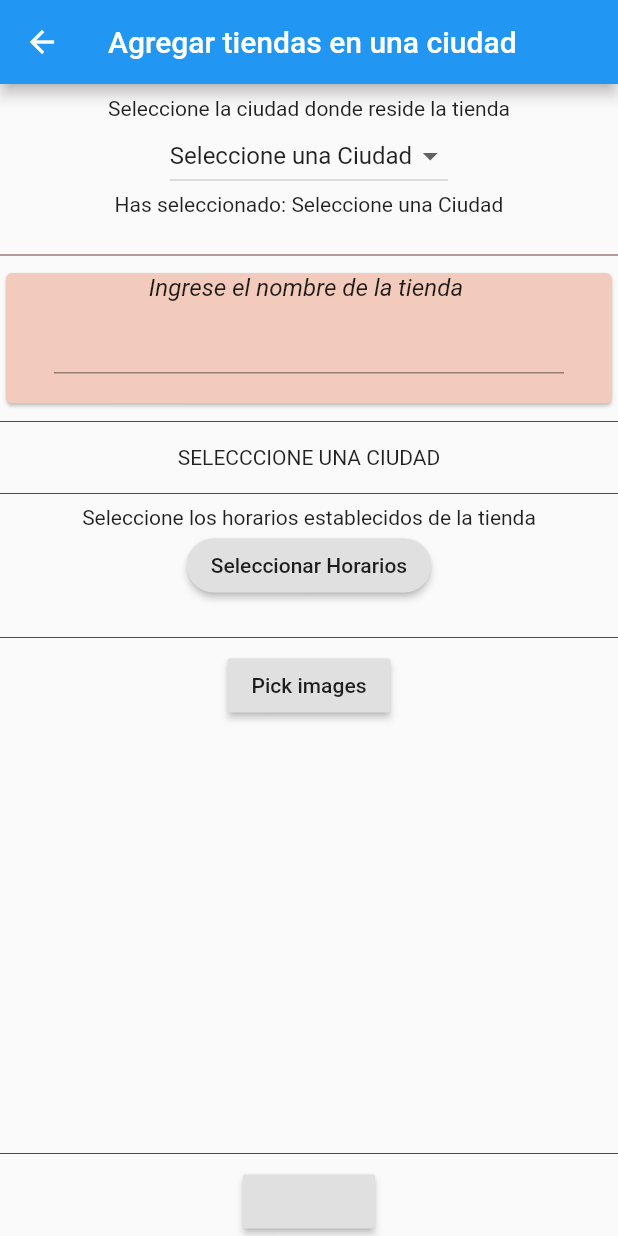
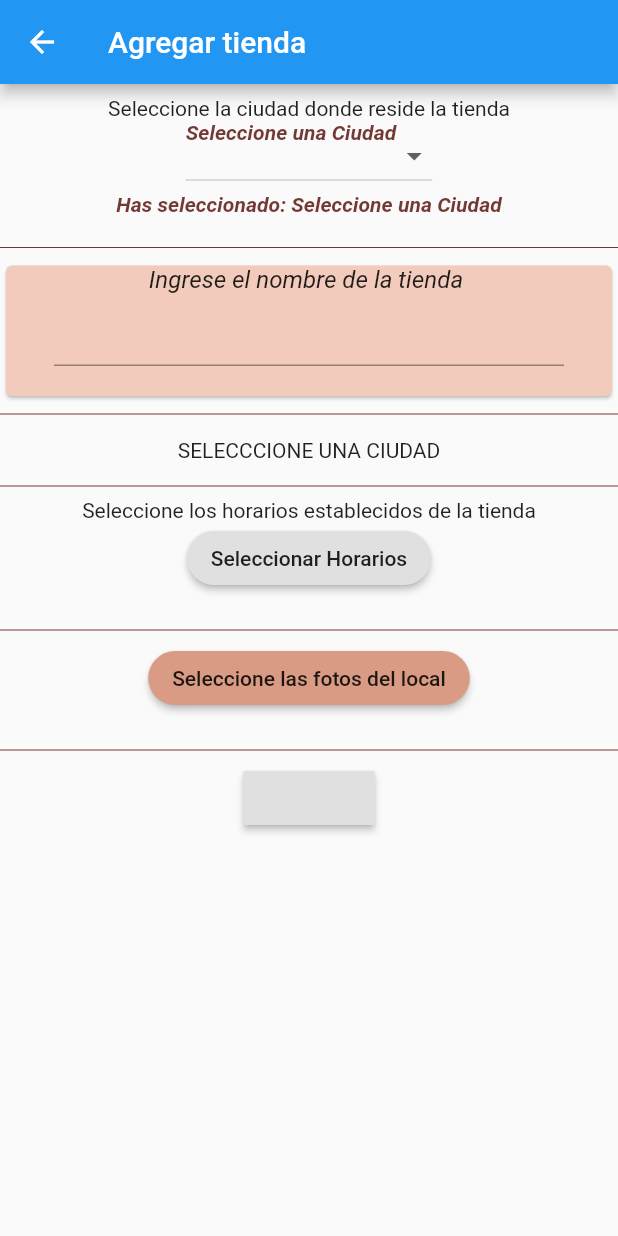
Before and after one commit to eldobal/nogluttenapp, a Flutter app: the addShops screen opened by its route, on a phone screen of 412 x 824 dp. Run offline on Flutter 3.47's test engine with Material 2 defaults, Android fonts, the phone set to English and light mode, and no system bars; drawn by our look-alikes of carousel_slider; our stand-ins replace cloud_firestore, firebase_core, firebase_storage, geolocator, google_maps_flutter, lottie; missing offline and left inert: address_search_field, multi_image_picker, simple_time_range_picker; accounts and stored records are empty.

Commit message:
widget Fix 01
modularizacion de widgets de la UI addshops y correccion de errores

```diff
--- a/lib/src/addShops.dart
+++ b/lib/src/UI/addShops.dart
@@ -2,14 +2,14 @@ import 'dart:core';
 import 'package:carousel_slider/carousel_slider.dart';
 import 'package:firebase_core/firebase_core.dart';
 import 'package:flutter/material.dart';
-import 'package:flutter/services.dart';
-import 'package:flutter_swiper/flutter_swiper.dart';
 import 'package:multi_image_picker/multi_image_picker.dart';
 import 'package:nogluttenapp/src/constantes/ColorPalete.dart';
 import 'package:nogluttenapp/src/provider/shopsProvider.dart';
-import 'package:nogluttenapp/src/widgets/dropdawnField.dart';
+import 'package:nogluttenapp/src/widgets/addShopsWidgets/buttomSelectImages.dart';
+import 'package:nogluttenapp/src/widgets/addShopsWidgets/carrouselImagesShop.dart';
+import 'package:nogluttenapp/src/widgets/addShopsWidgets/dropdawnField.dart';
 import 'package:provider/provider.dart';
-import 'constantes/constantes.dart';
+import '../constantes/constantes.dart';
 
 class addShops extends StatefulWidget {
   @override
@@ -30,7 +30,7 @@ class _addShopsState extends State<addShops> {
     return AppBar(
         title: Consumer<ShopsProvider>(
             builder: (context, provider, child) =>
-                Text('Agregar tiendas en una ciudad')));
+                Text('Agregar tienda')));
   }
 
   Widget _addShopData() {
@@ -83,7 +83,8 @@ class _addShopsState extends State<addShops> {
   }
 
   Widget _agregarNombreTienda() {
-    return Card(
+    return Consumer<ShopsProvider>(
+      builder: (context, provider, child) => Card(
         color: ColorPalete.color4,
         child: Column(
           children: <Widget>[
@@ -91,22 +92,21 @@ class _addShopsState extends State<addShops> {
                 style: TextStyle(fontSize: 16.0, fontStyle: FontStyle.italic)),
             Padding(
               padding: const EdgeInsets.only(left: 32, right: 32),
-            child: Consumer<ShopsProvider>(
-              builder: (context, provider, child) => TextField(
+              child: TextField(
                 //se necesita un controller para poder setear los datos en la variable de datoprueba
                 controller: provider.nombreTienda,
               ),
             ),
-          ),
             SizedBox(
               height: 20,
-          )
+            ),
+
+
           ],
+        ),
       ),
     );
   }
-
-  final shop = ShopsProvider();
 
   //metodo para ir a seleccionar la ubicacion de la tienda
   Widget _agregarUbicacion() {
@@ -124,6 +124,9 @@ class _addShopsState extends State<addShops> {
                     Text(
                         'Agregar ubicacion de la tienda ${provider.ciudadSelecionada}'),
                     RaisedButton(
+                        shape: RoundedRectangleBorder(
+                          borderRadius: BorderRadius.circular(18.0),
+                        ),
                         child: Text('Agregar Ubicacion'),
                         onPressed: () {
                           Provider.of<ShopsProvider>(context, listen: false)
@@ -134,13 +137,8 @@ class _addShopsState extends State<addShops> {
                     provider.longitud == 0 && provider.latitud == 0
                         ? Text('')
                         : Center(
-                            child: Text(
-                            ' Ha selecionado la ubicacion',
-                            style: TextStyle(
-                                fontSize: 16,
-                                fontWeight: FontWeight.bold,
-                                color: ColorPalete.color5),
-                          ))
+                            child:
+                                textCustomStyle('Ha seleccionado la ubicacion'))
                   ],
                 ),
     );
@@ -167,62 +165,33 @@ class _addShopsState extends State<addShops> {
           child: Consumer<ShopsProvider>(
               builder: (context, provider, child) =>
                   provider.horarioDesdeM.hour != 0 &&
-                          provider.horarioDesdeM.minute != 0 &&
                           provider.horarioHastaM.hour != 0 &&
-                          provider.horarioHastaM.minute != 0 &&
                           provider.horarioDesdeT.hour != 0 &&
-                          provider.horarioDesdeT.minute != 0 &&
-                          provider.horarioHastaT.hour != 0 &&
-                          provider.horarioHastaT.minute != 0
-                      ? textCustomStyle(
-                          'Se han seleccionado los horarios correctamente')
+                          provider.horarioHastaT.hour != 0
+                      ? Center(
+                          child: textCustomStyle(
+                              'Se han seleccionado los horarios correctamente'),
+                        )
                       : Text('')),
         ),
       ],
     );
   }
 
-  final imgprueba = Constantes().imagenprueba;
-  List<int> list = [1,2,3,4,5];
   //widget para seleccionar 3 fotos del dispositivo y visualizarlas
   Widget _agregarImage() {
     return Consumer<ShopsProvider>(
       builder: (context, provider, child) => Column(
         children: <Widget>[
-          RaisedButton(
-            child: Text("Pick images"),
-            onPressed: (){
-              final constantes = Constantes().addImages;
-              //metodo para obtener las 3 fotos del local
-              Navigator.pushNamed(context, constantes);
-            },
-          ),Padding(
-            padding: const EdgeInsets.all(8.0),
-            child:CarouselSlider(
-                  options: CarouselOptions(
-                    autoPlay: true,
-                    aspectRatio: 1.5,
-                    enlargeCenterPage: true,
-                  ),
-                  carouselController: _controller,
-                  items: provider.images.map((item) => Container(
-                    child: Center(
-                        child: AssetThumb(
-                          asset: item,
-                          width: 800,
-                          height: 800,
-                        )
-                    ),
-                  )).toList(),
-                )
-            ),
+          buttomSelectImages(),
+          provider.images.length != 0 ? carrouselImages() : Text('')
         ],
       ),
     );
   }
 
-  Widget _agregarProductos(){
-    return RaisedButton(onPressed:(){});
+  Widget _agregarProductos() {
+    return RaisedButton(onPressed: () {});
   }
 
   Widget _fabAddDataFirestore() {
@@ -253,10 +222,11 @@ class _addShopsState extends State<addShops> {
         Text(
           "$texto",
           style: TextStyle(
-              fontSize: 14,
+              fontSize: 16,
               fontWeight: FontWeight.bold,
               fontStyle: FontStyle.italic,
-              color: ColorPalete.color2),
+              color: ColorPalete.color5),
+          textAlign: TextAlign.center,
         ),
       ],
     );
--- a/lib/src/ubicacionShop.dart
+++ b/lib/src/UI/ubicacionShop.dart
@@ -5,9 +5,9 @@ import 'package:geolocator/geolocator.dart';
 import 'package:google_maps_flutter/google_maps_flutter.dart';
 import 'package:nogluttenapp/src/constantes/ColorPalete.dart';
 import 'package:nogluttenapp/src/provider/shopsProvider.dart';
-import 'package:nogluttenapp/src/widgets/alertDialogUbication.dart';
+import 'package:nogluttenapp/src/widgets/addShopsWidgets/alertDialogUbication.dart';
 import 'package:provider/provider.dart';
-import 'constantes/constantes.dart';
+import '../constantes/constantes.dart';
 
 class ubicacionShop extends StatefulWidget {
   @override
--- a/lib/src/FirebaseApp.dart
+++ b/lib/src/ejemplos/FirebaseApp.dart
@@ -6,7 +6,7 @@ import 'package:firebase_core/firebase_core.dart';
 import 'package:geolocator/geolocator.dart';
 import 'package:google_maps_flutter/google_maps_flutter.dart';
 import 'package:nogluttenapp/main.dart';
-import 'package:nogluttenapp/src/listabandas.dart';
+import 'package:nogluttenapp/src/ejemplos/listabandas.dart';
 
 
 void main() {
--- a/lib/src/selectImage.dart
+++ b/lib/src/ejemplos/selectImage.dart
@@ -56,7 +56,7 @@ class _SelectImageState extends State<SelectImage> {
                       actionBarColor: "#abcdef",
                       actionBarTitle: "Example App",
                       allViewTitle: "All Photos",
-                      useDetailsView: false,
+                      useDetailsView: true,
                       selectCircleStrokeColor: "#000000",
                     ),
                   );
--- a/lib/src/provider/shopsProvider.dart
+++ b/lib/src/provider/shopsProvider.dart
@@ -22,11 +22,14 @@ class ShopsProvider extends ChangeNotifier {
   List<Asset> images = List<Asset>();
 
   void setImages(List<Asset> setimages){
-
     images = setimages;
     notifyListeners();
   }
 
+  void setImagesClear(){
+    images.clear();
+    notifyListeners();
+  }
 
   void setCiudadSelecionada(String ciudad) {
     ciudadSelecionada = '${ciudad.toString()}';
--- /dev/null
+++ b/lib/src/widgets/addShopsWidgets/buttomSelectImages.dart
@@ -0,0 +1,59 @@
+import 'package:flutter/material.dart';
+import 'package:multi_image_picker/multi_image_picker.dart';
+import 'package:nogluttenapp/src/constantes/ColorPalete.dart';
+import 'package:nogluttenapp/src/provider/shopsProvider.dart';
+import 'package:provider/provider.dart';
+
+class buttomSelectImages extends StatefulWidget {
+
+
+  @override
+  _buttomSelectImagesState createState() => _buttomSelectImagesState();
+}
+
+class _buttomSelectImagesState extends State<buttomSelectImages> {
+  List<Asset> images = List<Asset>();
+
+  String _error = 'No Error Dectected';
+
+  @override
+  Widget build(BuildContext context) {
+    return Consumer<ShopsProvider>(
+        builder: (context, provider, child) => RaisedButton(
+          color: ColorPalete.color3,
+          shape: RoundedRectangleBorder(
+            borderRadius: BorderRadius.circular(18.0),
+          ),
+          child: Text("Seleccione las fotos del local"),
+          onPressed: () async {
+            provider.setImagesClear();
+            List<Asset> resultList = List<Asset>();
+            String error = 'No Error Dectected';
+            try {
+              resultList = await MultiImagePicker.pickImages(
+                maxImages: 3,
+                enableCamera: true,
+                selectedAssets: images,
+                cupertinoOptions: CupertinoOptions(takePhotoIcon: "chat"),
+                materialOptions: MaterialOptions(
+                  actionBarColor: "#abcdef",
+                  actionBarTitle: "Example App",
+                  allViewTitle: "All Photos",
+                  useDetailsView: true,
+                  selectCircleStrokeColor: "#000000",
+                ),
+              );
+            } on Exception catch (e) {
+              error = e.toString();
+            }
+            if (!mounted) return;
+
+            setState(() {
+              provider.setImages(resultList);
+              print(provider.images.length);
+              _error = error;
+            });
+          },
+        ));
+  }
+}
--- a/lib/src/widgets/dropdawnField.dart
+++ b/lib/src/widgets/addShopsWidgets/dropdawnField.dart
@@ -1,4 +1,5 @@
 import 'package:flutter/material.dart';
+import 'package:nogluttenapp/src/constantes/ColorPalete.dart';
 import 'package:nogluttenapp/src/provider/shopsProvider.dart';
 import 'package:provider/provider.dart';
 
@@ -17,7 +18,6 @@ class _MyStatefulWidgetState extends State<dropdawnWidget> {
   List<DropdownMenuItem<Ciudad>> _dropdownMenuItems;
   Ciudad _selectedCompany;
 
-
   @override
   void initState() {
     _dropdownMenuItems = buildDropdownMenuItems(_companies);
@@ -33,7 +33,7 @@ class _MyStatefulWidgetState extends State<dropdawnWidget> {
       items.add(
         DropdownMenuItem(
           value: ciudad,
-          child: Text(ciudad.name),
+          child: Center(child: textCustomStyle(ciudad.name)),
         ),
       );
     }
@@ -43,7 +43,8 @@ class _MyStatefulWidgetState extends State<dropdawnWidget> {
   onChangeDropdownItem(Ciudad selectedCompany) {
     setState(() {
       _selectedCompany = selectedCompany;
-      Provider.of<ShopsProvider>(context, listen: false).setCiudadSelecionada(_selectedCompany.name);
+      Provider.of<ShopsProvider>(context, listen: false)
+          .setCiudadSelecionada(_selectedCompany.name);
 
       //provider.setCiudadSelecionada(_selectedCompany.name);
       //setiar el valor del dropdawn en el provider
@@ -52,28 +53,46 @@ class _MyStatefulWidgetState extends State<dropdawnWidget> {
 
   @override
   Widget build(BuildContext context) {
-    return Column(
+    return Consumer<ShopsProvider>(
+      builder: (context, provider, child) => Column(
         crossAxisAlignment: CrossAxisAlignment.center,
         mainAxisAlignment: MainAxisAlignment.center,
         children: <Widget>[
-        Consumer<ShopsProvider>(
-         builder: (context,provider, child) =>
-             DropdownButton(
+          Center(
+            child: DropdownButton(
                 value: _selectedCompany,
                 items: _dropdownMenuItems,
-            onChanged: onChangeDropdownItem
+                onChanged: onChangeDropdownItem),
           ),
+          textCustomStyle('Has seleccionado: ${_selectedCompany.name}'),
+          SizedBox(
+            height: 5.0,
+          ),
+        ],
+      ),
+    );
+  }
 
-        ),
-        Text('Has seleccionado: ${_selectedCompany.name}'),
-        SizedBox(
-          height: 10.0,
+
+  Widget textCustomStyle(String texto) {
+    return Column(
+      children: [
+        Text(
+          "$texto",
+          style: TextStyle(
+              fontSize: 14,
+              fontWeight: FontWeight.bold,
+              fontStyle: FontStyle.italic,
+              color: ColorPalete.color5),
+          textAlign: TextAlign.center,
         ),
       ],
     );
   }
 
 }
+
+
 
 class Ciudad {
   int id;
```
Also changed, not shown: lib/main.dart (+5 -57 lines), lib/src/widgets/addShopsWidgets/carrouselImagesShop.dart (added, +36 -0 lines), lib/src/UI/horariosShop.dart (renamed from lib/src/horariosShop.dart), lib/src/ejemplos/listabandas.dart (renamed from lib/src/listabandas.dart), lib/src/widgets/addShopsWidgets/alertDialogHorarios.dart (renamed from lib/src/widgets/alertDialogHorarios.dart), lib/src/widgets/addShopsWidgets/alertDialogUbication.dart (renamed from lib/src/widgets/alertDialogUbication.dart). Lines whose indentation alone changed are shown as unchanged.
